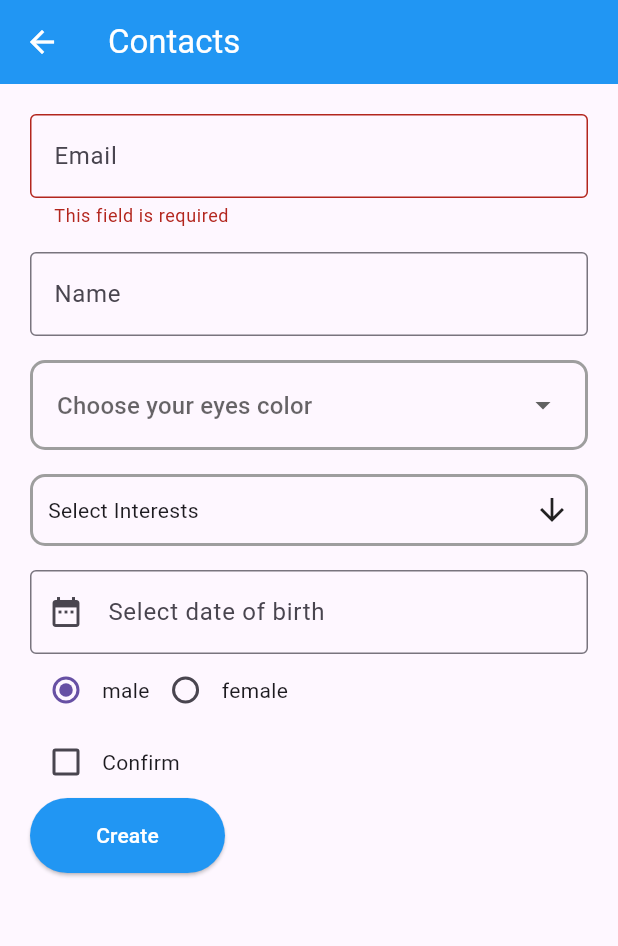
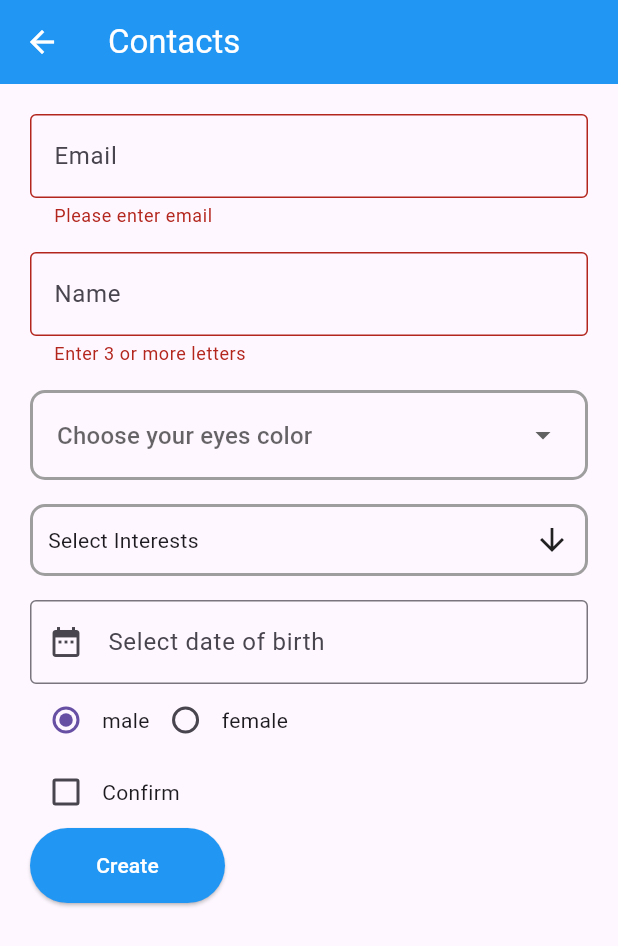
Before and after one commit to tizary/flutter_login, a Flutter app: the ContactsPageWidget screen opened by its route, after a tap on "Create", on a phone screen of 412 x 824 dp. Shown: the top 946 px of the screen. Run offline on Flutter 3.47's test engine with Material 3 defaults, Android fonts, the light colour scheme and no system bars; drawn by our look-alikes of multi_select_flutter; our stand-ins replace google_maps_flutter; missing offline and left inert: mongo_dart.

Commit message:
feat: add validation in form

```diff
--- a/lib/screens/contacts_page_widget.dart
+++ b/lib/screens/contacts_page_widget.dart
@@ -27,7 +27,7 @@ class _ContactsPageWidgetState extends State<ContactsPageWidget> {
 
   List<String> _selectedInterests = [];
 
-  List<String> _interestsList = [
+  final List<String> _interestsList = [
     'Reading',
     'Traveling',
     'Photography',
@@ -126,8 +126,16 @@ class _ContactsPageWidgetState extends State<ContactsPageWidget> {
                           border: OutlineInputBorder(), hintText: 'Email'),
                       validator: (value) {
                         if (value == null || value.isEmpty) {
-                          return 'This field is required';
+                          return 'Please enter email';
                         }
+
+                        const pattern = r'^[\w-\.]+@([\w-]+\.)+[\w-]{2,4}$';
+                        final regExp = RegExp(pattern);
+
+                        if (!regExp.hasMatch(value)) {
+                          return 'Please enter a valid email';
+                        }
+
                         return null;
                       },
                     ),
@@ -138,6 +146,12 @@ class _ContactsPageWidgetState extends State<ContactsPageWidget> {
                       controller: _firstNameController,
                       decoration: const InputDecoration(
                           border: OutlineInputBorder(), hintText: 'Name'),
+                      validator: (value) {
+                        if (value == null || value.length < 3) {
+                          return 'Enter 3 or more letters';
+                        }
+                        return null;
+                      },
                     ),
                     // const SizedBox(
                     //   height: 16,
```
